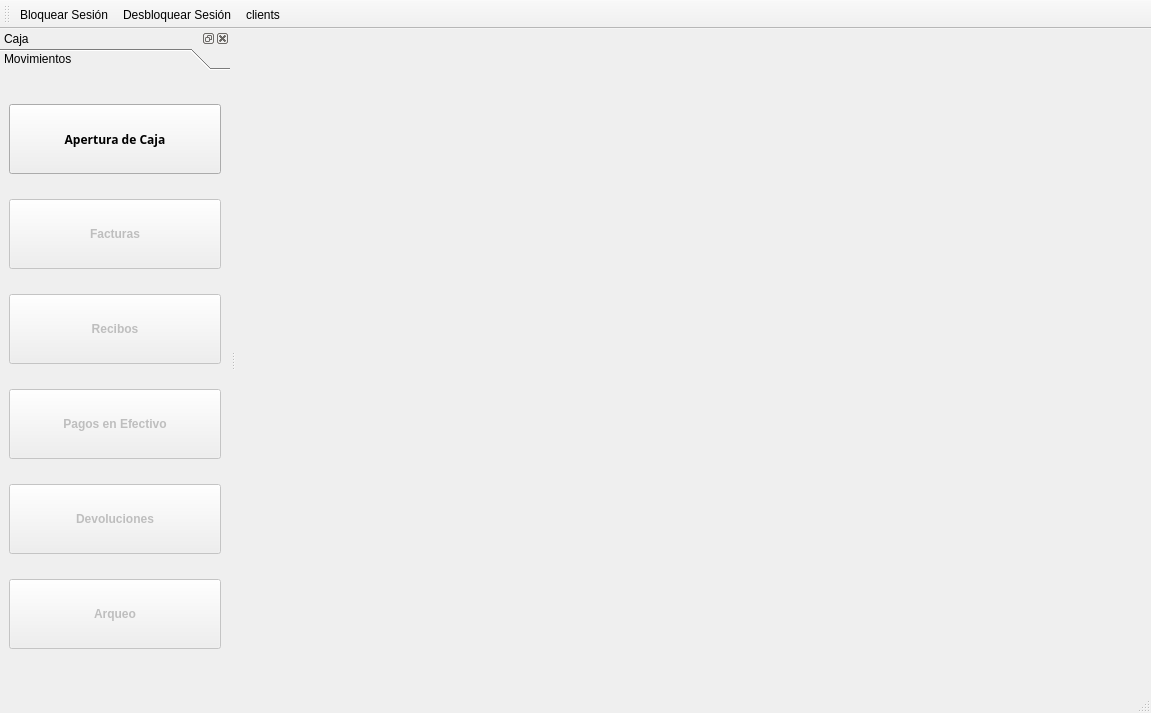
The window that src/ui/mainwindowcaja.ui (armonge/EsquipulasPy) describes before a commit, drawn with Qt 5.
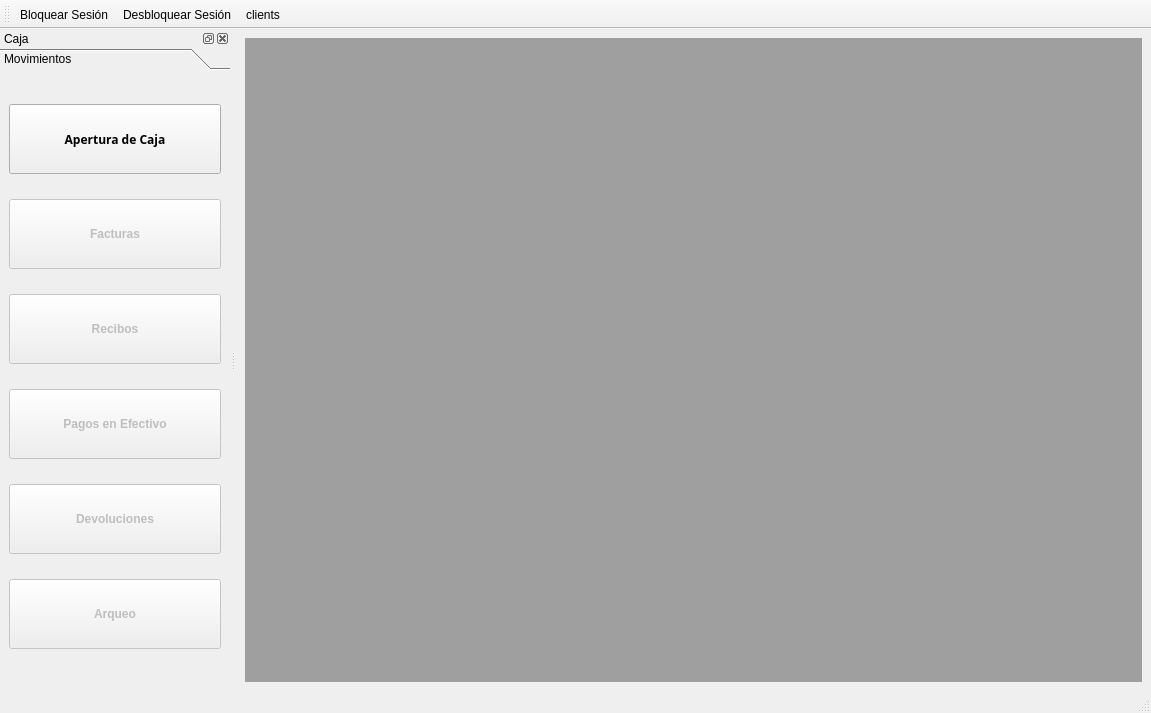
The same window after the commit. Icons and pictures are not drawn.

Diff of the .ui file:
```diff
--- a/src/ui/mainwindowcaja.ui
+++ b/src/ui/mainwindowcaja.ui
@@ -30,15 +30,6 @@
         <verstretch>0</verstretch>
        </sizepolicy>
       </property>
-      <property name="background">
-       <brush brushstyle="NoBrush">
-        <color alpha="255">
-         <red>121</red>
-         <green>116</green>
-         <blue>113</blue>
-        </color>
-       </brush>
-      </property>
       <property name="viewMode">
        <enum>QMdiArea::TabbedView</enum>
       </property>
```
Left out of the diff: 17 changed lines with no effect on the pictures.
